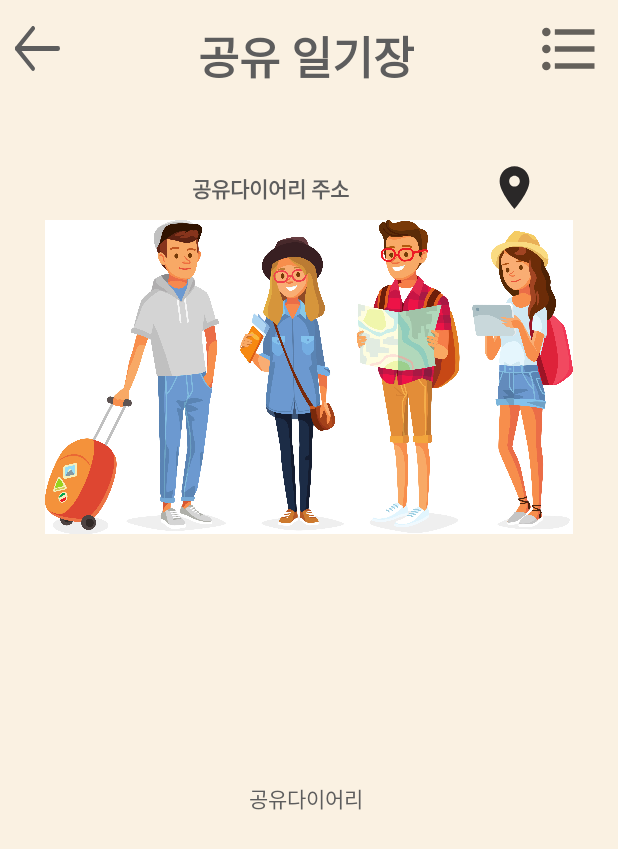
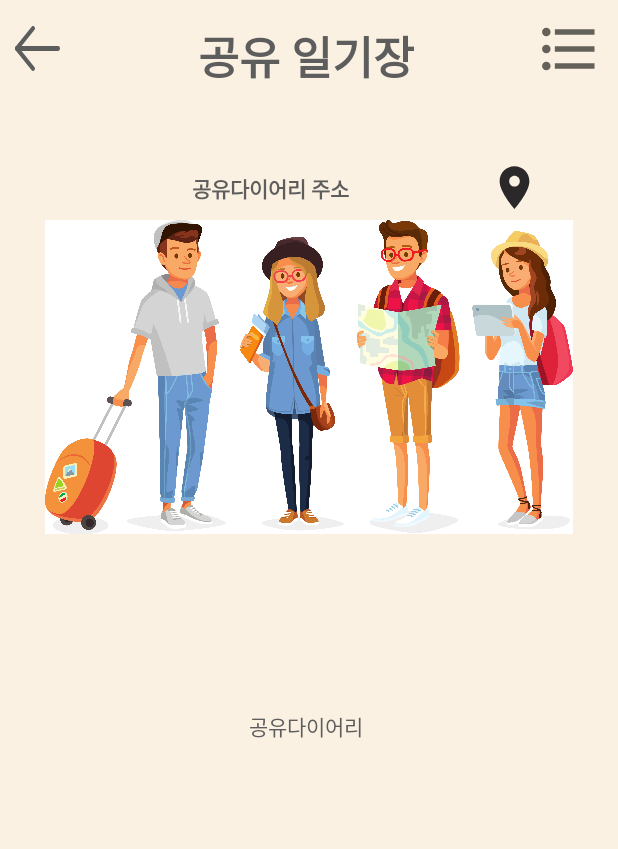
Before and after one commit to Junbeetime/Mapping, an Android app: the layout activtiy_share_diary.xml on its own in the app's theme, with its tools: preview values and no code run, on a phone screen of 412 x 824 dp. Shown: the top 849 px of the screen. Run offline under Robolectric (Android 15) with nearby library versions, the phone set to English and light mode, and no system bars.

Commit message:
6-01-04:25

```diff
--- a/app/src/main/res/layout/activtiy_share_diary.xml
+++ b/app/src/main/res/layout/activtiy_share_diary.xml
@@ -66,7 +66,7 @@
         android:id="@+id/diary_share_content"
         android:layout_width="380dp"
         android:layout_height="169dp"
-        android:layout_below="@id/diary_imageview"
+        android:layout_below="@id/diary_share_imageview"
         android:layout_alignParentStart="true"
         android:layout_alignParentBottom="true"
         android:layout_centerHorizontal="true"
```
